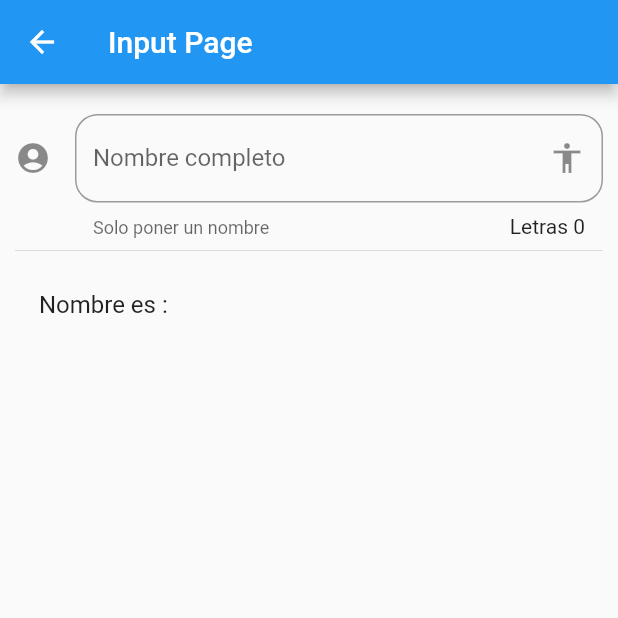
After one commit to eddieHdz/flutter_componentes, a Flutter app: the inputPage screen opened by its route, on a phone screen of 412 x 824 dp, the top half of it. The commit adds this screen. Run offline on Flutter 3.47's test engine with Material 2 defaults, Android fonts, the phone set to English and light mode, and no system bars; network calls fail.

Commit message:
se creo la pagina para inputs y se agrego un input de tipo texto

```diff
--- a/data/menu_opts.json
+++ b/data/menu_opts.json
@@ -20,6 +20,11 @@
             "ruta" : "animatedContainer",
             "icon" : "donut_large",
             "texto": "Animated Container"
+        },
+        {
+            "ruta" : "inputs",
+            "icon" : "input",
+            "texto": "Inputs"
         }
     ]
 }
--- /dev/null
+++ b/lib/src/pages/input_page.dart
@@ -0,0 +1,51 @@
+import 'package:flutter/material.dart';
+
+class inputPage extends StatefulWidget {
+  @override
+  _inputPageState createState() => _inputPageState();
+}
+
+class _inputPageState extends State<inputPage> {
+  String _nombre = '';
+  @override
+  Widget build(BuildContext context) {
+    return Scaffold(
+      appBar: AppBar(
+        title: Text('Input Page'),
+      ),
+      body: ListView(
+        padding: EdgeInsets.symmetric(horizontal: 10.0, vertical: 20.0),
+        children: <Widget>[
+          crearInput(),
+          Divider(),
+          crearPersona(),
+        ],
+      ),
+    );
+  }
+
+  Widget crearInput() {
+    return TextField(
+      //autofocus: true,
+      decoration: InputDecoration(
+          border: OutlineInputBorder(borderRadius: BorderRadius.circular(15.0)),
+          counter: Text('Letras ${_nombre.length}'),
+          hintText: 'Nombre',
+          labelText: 'Nombre completo',
+          helperText: 'Solo poner un nombre',
+          suffixIcon: Icon(Icons.accessibility),
+          icon: Icon(Icons.account_circle)),
+      onChanged: (value) {
+        setState(() {
+          _nombre = value;
+        });
+      },
+    );
+  }
+
+  Widget crearPersona() {
+    return ListTile(
+      title: Text('Nombre es : $_nombre'),
+    );
+  }
+}
--- a/lib/src/routes/routes.dart
+++ b/lib/src/routes/routes.dart
@@ -4,6 +4,7 @@ import 'package:componentes/src/pages/avatar_page.dart';
 import 'package:componentes/src/pages/home_page.dart';
 import 'package:componentes/src/pages/card_page.dart';
 import 'package:componentes/src/pages/animated_container.dart';
+import 'package:componentes/src/pages/input_page.dart';
 
 Map<String, WidgetBuilder> getApplicationRoutes() {
   return <String, WidgetBuilder>{
@@ -11,6 +12,7 @@ Map<String, WidgetBuilder> getApplicationRoutes() {
     'alert': (BuildContext context) => AlertPage(),
     'avatar': (BuildContext context) => AvatarPage(),
     'card': (BuildContext context) => CardPage(),
-    'animatedContainer': (BuildContext context) => AnimatedContainerPage()
+    'animatedContainer': (BuildContext context) => AnimatedContainerPage(),
+    'inputs': (BuildContext context) => inputPage()
   };
 }
--- a/lib/src/utils/icono_string_util.dart
+++ b/lib/src/utils/icono_string_util.dart
@@ -5,6 +5,7 @@ final _iconos = <String, IconData>{
   'accessibility': Icons.accessibility,
   'folder_open': Icons.folder_open,
   'donut_large': Icons.donut_large,
+  'input': Icons.input,
 };
 
 Icon getIcon(String nombreIcono) {
```
